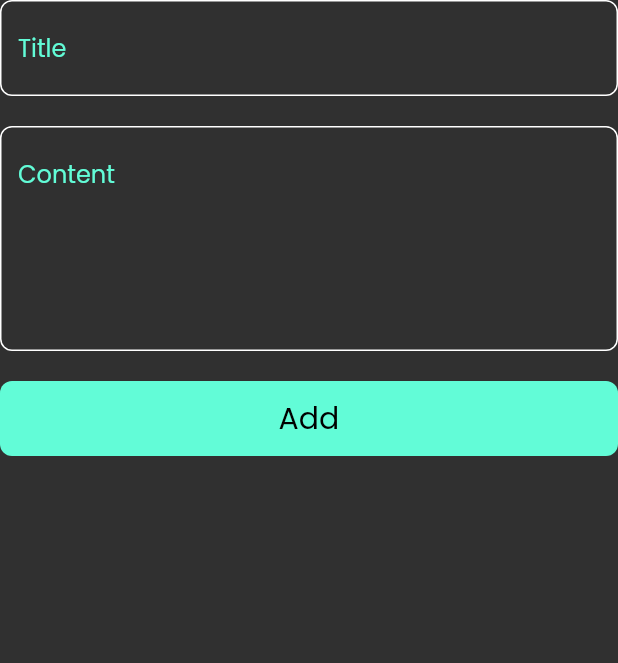
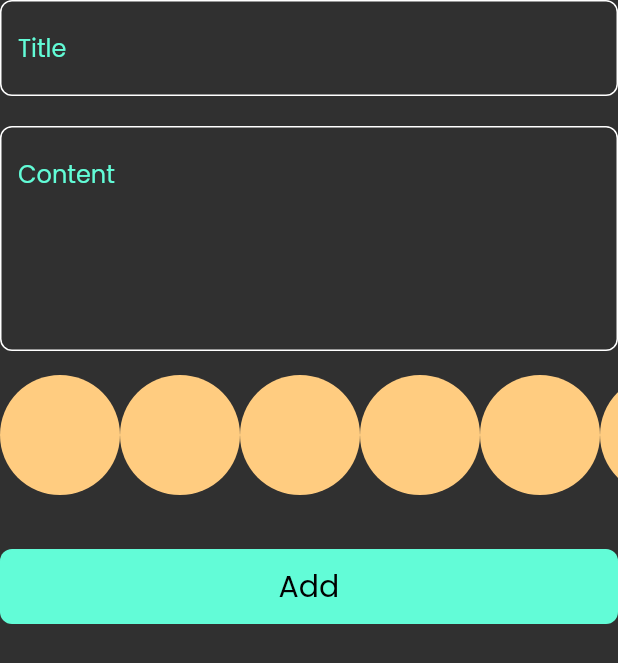
Before and after one commit to JehadISB/notes_app, a Flutter app: the AddNewNote widget shown alone on an empty page, opened directly, on a phone screen of 412 x 824 dp. Shown: the top 663 px of the screen. Run offline on Flutter 3.47's test engine with Material 3 defaults, Android fonts, the phone set to English and light mode, and no system bars; our stand-ins replace bloc, flutter_bloc, hive, hive_flutter; accounts and stored records are empty.

Commit message:
create list of colors

```diff
--- a/lib/widgets/add_new_note.dart
+++ b/lib/widgets/add_new_note.dart
@@ -4,6 +4,8 @@ import 'package:intl/intl.dart';
 import 'package:my_notes_app/cubits/add_note_cubit/cubit/add_note_cubit.dart';
 import 'package:my_notes_app/models/notes_model.dart';
 import 'package:my_notes_app/widgets/custom_button.dart';
+import 'package:my_notes_app/widgets/custom_color_item.dart';
+import 'package:my_notes_app/widgets/custom_list_colors.dart';
 import 'package:my_notes_app/widgets/custom_text_form_field.dart';
 import 'package:my_notes_app/widgets/custom_vertical_space.dart';
 
@@ -45,6 +47,7 @@ class _AddNewNoteState extends State<AddNewNote> {
               hintText: "Content",
               maxLines: 5,
             ),
+            CustomListOfColors(),
             const SizedBox(
               height: 20,
             ),
--- /dev/null
+++ b/lib/widgets/custom_color_item.dart
@@ -0,0 +1,13 @@
+import 'package:flutter/material.dart';
+
+class CustomColorItem extends StatelessWidget {
+  const CustomColorItem({super.key});
+
+  @override
+  Widget build(BuildContext context) {
+    return CircleAvatar(
+      radius: 40,
+      backgroundColor: Colors.orange[200],
+    );
+  }
+}
--- /dev/null
+++ b/lib/widgets/custom_list_colors.dart
@@ -0,0 +1,25 @@
+import 'package:flutter/material.dart';
+import 'package:my_notes_app/widgets/custom_color_item.dart';
+
+class CustomListOfColors extends StatelessWidget {
+  const CustomListOfColors({
+    super.key,
+  });
+
+  @override
+  Widget build(BuildContext context) {
+    return Padding(
+      padding: const EdgeInsets.symmetric(vertical: 16),
+      child: SizedBox(
+        height: 80,
+        child: ListView.builder(
+          scrollDirection: Axis.horizontal,
+          itemCount: 20,
+          itemBuilder: (context, index) {
+            return CustomColorItem();
+          },
+        ),
+      ),
+    );
+  }
+}
```
